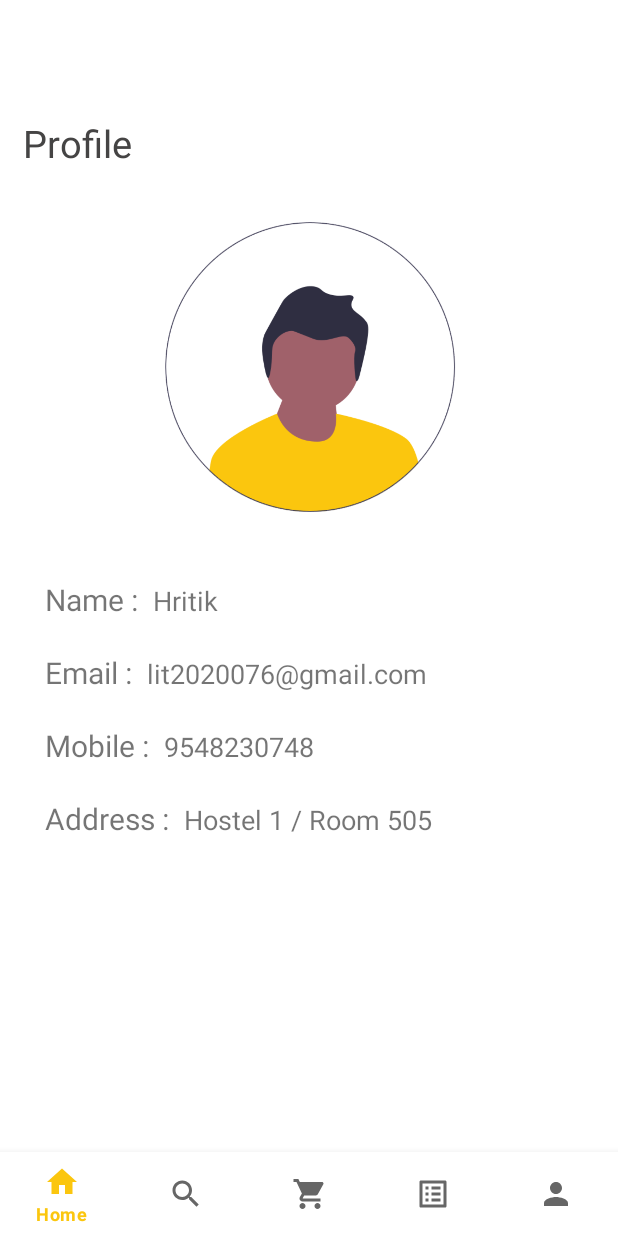
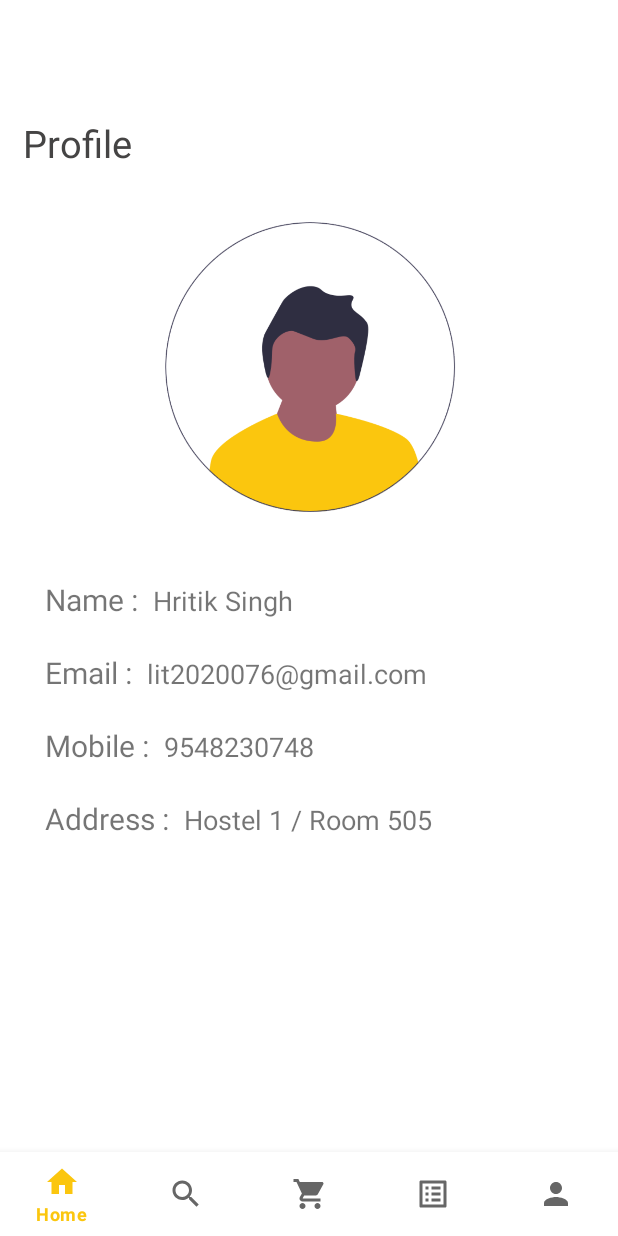
Before and after one commit to marvelhrk/Canteen, an Android app: the fragment profile placed in its activity, on a phone screen of 412 x 824 dp. Run offline under Robolectric (Android 15) with nearby library versions, the phone set to English and light mode, and no system bars; our stand-ins replace Firebase (no records; nobody signed in at launch, a user with empty details on screens opened directly), Picasso; libraries missing offline, so code that uses them is left out: org.checkerframework.checker; pictures from the network do not load; Roboto replaces fonts that are not available here.

Commit message:
Changes in profile fragment

```diff
--- a/app/src/main/res/layout/fragment_profile.xml
+++ b/app/src/main/res/layout/fragment_profile.xml
@@ -57,7 +57,7 @@
                         android:layout_width="wrap_content"
                         android:layout_height="wrap_content"
                         android:layout_marginLeft="10dp"
-                        android:text="Hritik"
+                        android:text="Hritik Singh"
                         android:textSize="18dp"
                         android:fontFamily="@font/roboto_medium"/>
                 </LinearLayout>
```
